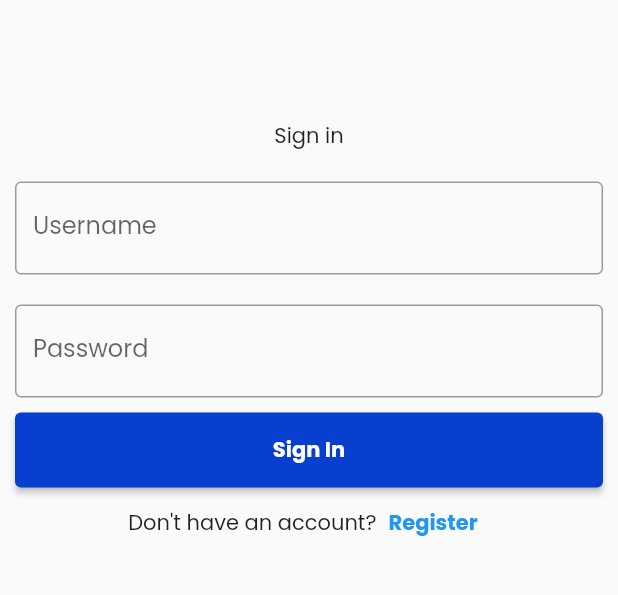
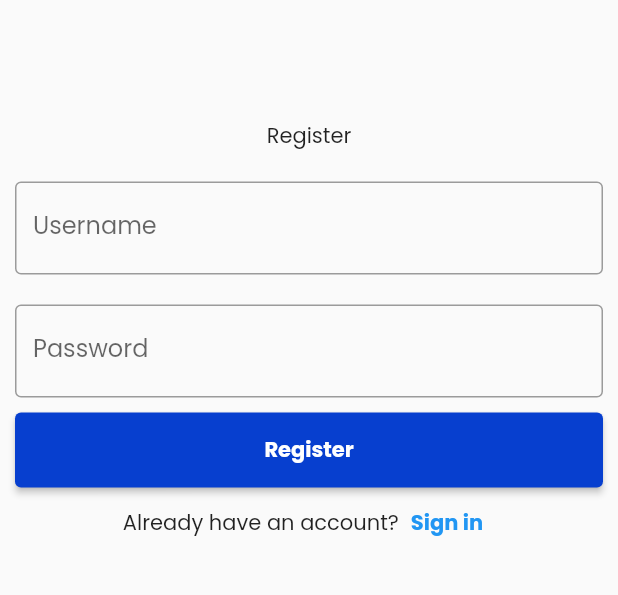
Before and after one commit to abadisurio/flint, a Flutter app: the screen it shows after launch, after a tap on "Register", on a phone screen of 412 x 824 dp, the part 195-790 px from its top. Run offline on Flutter 3.47's test engine with Material 2 defaults, Android fonts, the phone set to English and light mode, and no system bars; our stand-ins replace cached_network_image, connectivity_plus, flutter_svg, shared_preferences, sqflite, swipe_cards; accounts and stored records are empty; network calls fail; project files that could hold a hidden picture were left out.

Commit message:
flint: change register and sign in button route

```diff
--- a/lib/screens/register.dart
+++ b/lib/screens/register.dart
@@ -106,6 +106,7 @@ class _RegisterPageState extends State<RegisterPage> {
                 ),
                 onPressed: () {
                   //signup screen
+                  Navigator.popAndPushNamed(context, '/signin');
                 },
               )
             ],
--- a/lib/screens/signin.dart
+++ b/lib/screens/signin.dart
@@ -122,6 +122,7 @@ class _SignInPageState extends State<SignInPage> {
                 ),
                 onPressed: () {
                   //signup screen
+                  Navigator.popAndPushNamed(context, '/register');
                 },
               )
             ],
```
